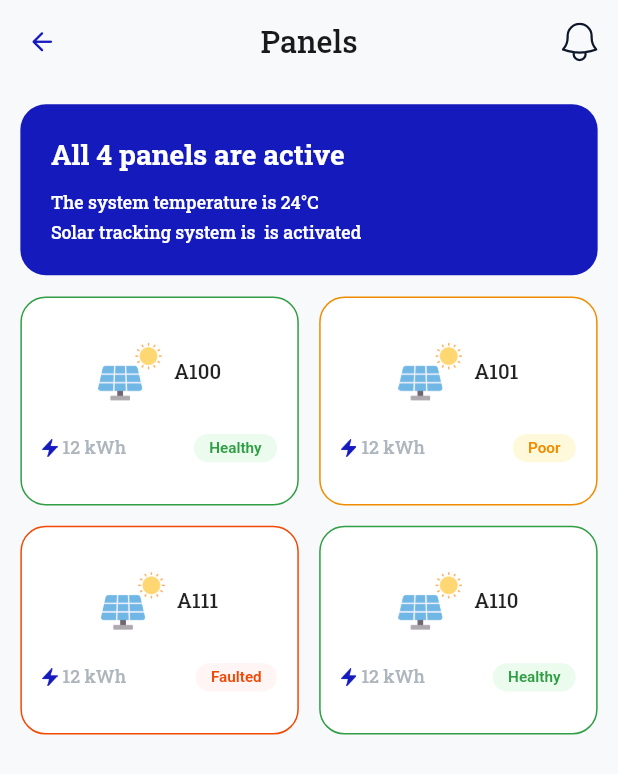
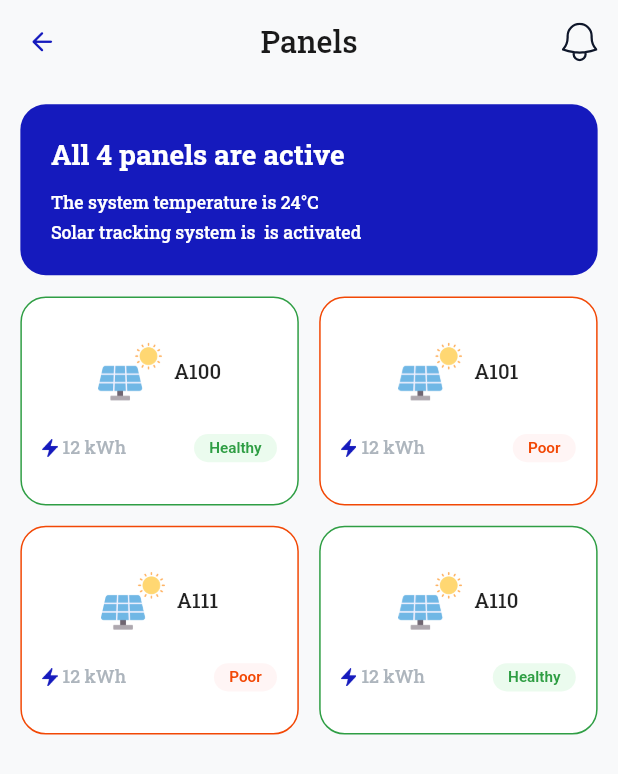
Before and after one commit to Habeba-Elhosary/solari-app, a Flutter app: the PanelsScreen screen opened directly, on a phone screen of 412 x 824 dp. Shown: the top 774 px of the screen. Run offline on Flutter 3.47's test engine with Material 3 defaults, Android fonts, the light colour scheme and no system bars; our stand-ins replace bloc, bot_toast, cached_network_image, connectivity_plus, dio, easy_localization and 15 more; missing offline and left inert: app_settings, dio_smart_retry, firebase_notifications_handler; accounts and stored records are empty; statements that could not run were skipped.

Commit message:
finished home panels scetion logic

```diff
--- a/lib/core/enums/panel_status.dart
+++ b/lib/core/enums/panel_status.dart
@@ -1,18 +1,24 @@
+// ignore_for_file: constant_identifier_names
+
 import 'dart:ui';
 import 'package:solari/core/constants/app_colors.dart';
 
+const String HEALTHY = 'Healthy';
+const String GOOD = 'Good';
+const String POOR = 'Poor';
+
 enum PanelStatus {
   healthy,
-  poor,
-  faulted;
+  good,
+  poor;
 
   Color get backgroundColor {
     switch (this) {
       case PanelStatus.healthy:
         return Color(0xFFEBFBEE);
+      case PanelStatus.good:
+        return Color(0XFFFFF9DB);
       case PanelStatus.poor:
-        return Color(0XFFFFF9DB);
-      case PanelStatus.faulted:
         return Color(0xFFFFF5F5);
     }
   }
@@ -21,9 +27,9 @@ enum PanelStatus {
     switch (this) {
       case PanelStatus.healthy:
         return AppColors.green;
+      case PanelStatus.good:
+        return AppColors.orange;
       case PanelStatus.poor:
-        return AppColors.orange;
-      case PanelStatus.faulted:
         return AppColors.red;
     }
   }
@@ -32,10 +38,34 @@ enum PanelStatus {
     switch (this) {
       case PanelStatus.healthy:
         return 'Healthy';
+      case PanelStatus.good:
+        return 'Good';
       case PanelStatus.poor:
         return 'Poor';
-      case PanelStatus.faulted:
-        return 'Faulted';
+    }
+  }
+
+    String getServerString() {
+    switch (this) {
+      case PanelStatus.healthy:
+        return HEALTHY;
+      case PanelStatus.good:
+        return GOOD;
+      case PanelStatus.poor:
+        return POOR;
+    }
+  }
+
+  static PanelStatus fromStringKey(String key) {
+    switch (key) {
+      case HEALTHY:
+        return PanelStatus.healthy;
+      case GOOD:
+        return PanelStatus.good;
+      case POOR:
+        return PanelStatus.poor;
+      default:
+        return PanelStatus.healthy;
     }
   }
 }
--- a/lib/features/home/domain/entities/get_system_home_response.dart
+++ b/lib/features/home/domain/entities/get_system_home_response.dart
@@ -1,3 +1,5 @@
+import 'package:solari/core/enums/panel_status.dart';
+
 class GetSystemHomeResponse {
   final int status;
   final String? message;
@@ -57,7 +59,7 @@ class HomeSystemData {
 
 class Cell {
   final String name;
-  final String status;
+  final PanelStatus status;
 
   Cell({
     required this.name,
@@ -66,7 +68,7 @@ class Cell {
 
   factory Cell.fromJson(Map<String, dynamic> json) => Cell(
         name: json["name"],
-        status: json["status"],
+        status: PanelStatus.fromStringKey(json["status"]),
       );
 
   Map<String, dynamic> toJson() => {
--- a/lib/features/panels/presentation/widgets/all_panels_section.dart
+++ b/lib/features/panels/presentation/widgets/all_panels_section.dart
@@ -20,7 +20,7 @@ class AllPanelsSection extends StatelessWidget {
     {
       'id': 'A111',
       'power': '12 kWh',
-      'status': PanelStatus.faulted,
+      'status': PanelStatus.poor,
     },
     {
       'id': 'A110',
```
Also changed, not shown: lib/features/home/presentation/widgets/home_panels_section.dart (+75 -21 lines).
